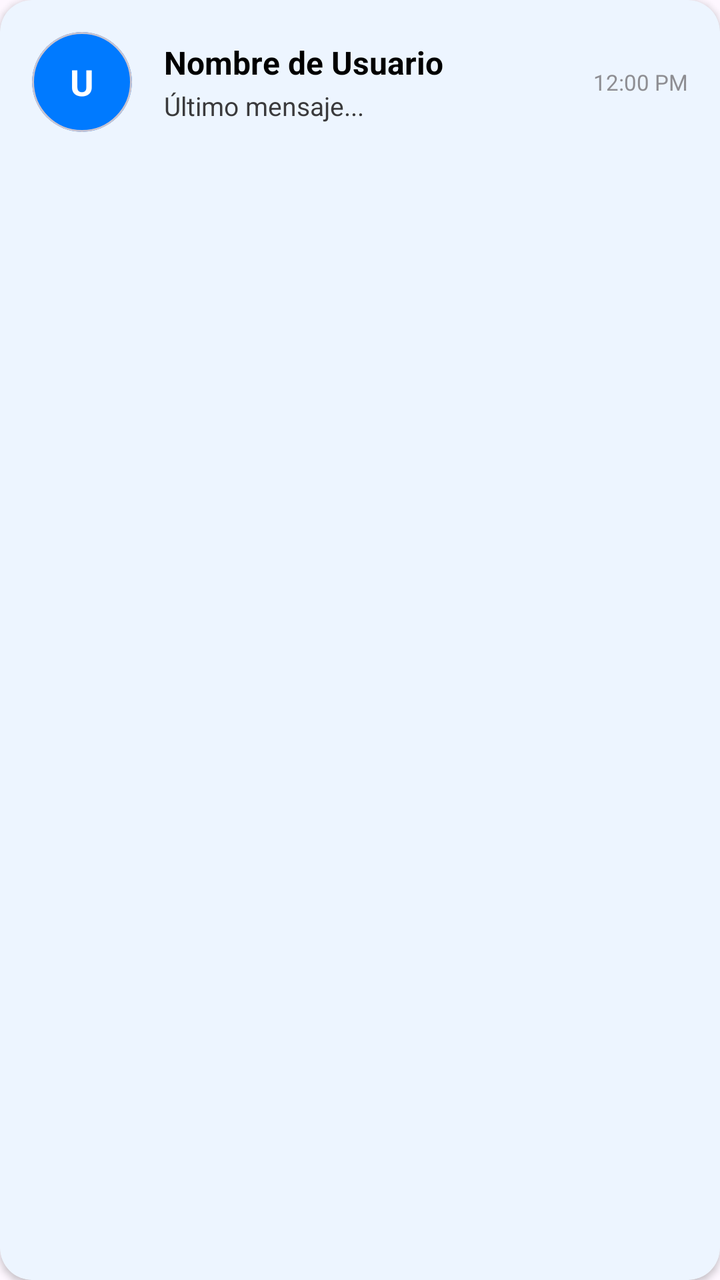
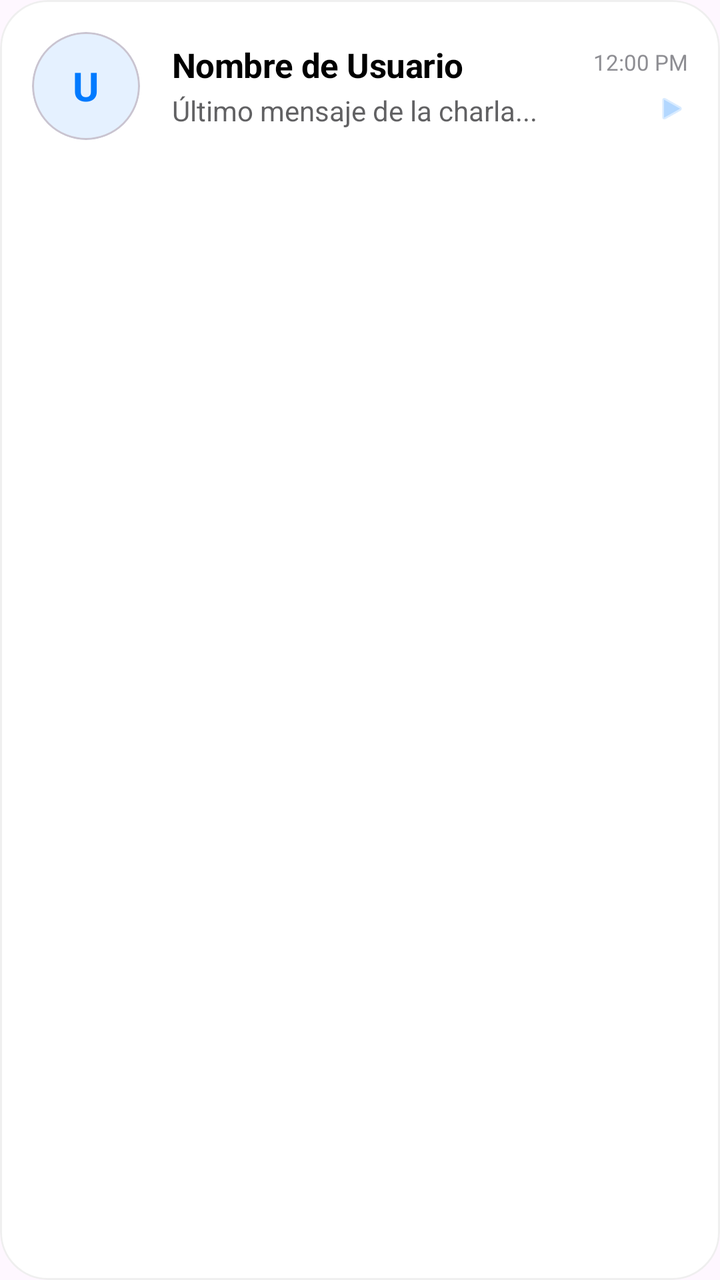

Two renders of the same Android screen: before a commit and after it. Below are the layout's source before the change and the commit's diff.
<!-- AndroidManifest.xml: application theme Theme.ActividadMenu -->
<!-- res/layout/item_chat.xml -->
<?xml version="1.0" encoding="utf-8"?>
<com.google.android.material.card.MaterialCardView xmlns:android="http://schemas.android.com/apk/res/android"
    xmlns:app="http://schemas.android.com/apk/res-auto"
    android:layout_width="match_parent"
    android:layout_height="wrap_content"
    android:layout_marginHorizontal="16dp"
    android:layout_marginVertical="6dp"
    app:cardBackgroundColor="@color/surface"
    app:cardCornerRadius="16dp"
    app:cardElevation="2dp"
    app:strokeWidth="0dp">

    <LinearLayout
        android:layout_width="match_parent"
        android:layout_height="wrap_content"
        android:gravity="center_vertical"
        android:orientation="horizontal"
        android:padding="16dp">

        <com.google.android.material.card.MaterialCardView
            android:layout_width="50dp"
            android:layout_height="50dp"
            app:cardCornerRadius="25dp"
            app:cardElevation="0dp"
            app:cardBackgroundColor="@color/primary">
            <TextView
                android:id="@+id/tvChatAvatar"
                android:layout_width="match_parent"
                android:layout_height="match_parent"
                android:gravity="center"
                android:text="U"
                android:textColor="@color/white"
                android:textStyle="bold"
                android:textSize="18sp" />
        </com.google.android.material.card.MaterialCardView>

        <LinearLayout
            android:layout_width="0dp"
            android:layout_height="wrap_content"
            android:layout_weight="1"
            android:layout_marginStart="16dp"
            android:orientation="vertical">

            <TextView
                android:id="@+id/tvChatNombre"
                android:layout_width="wrap_content"
                android:layout_height="wrap_content"
                android:text="Nombre de Usuario"
                android:textColor="@color/text_primary"
                android:textSize="16sp"
                android:textStyle="bold" />

            <TextView
                android:id="@+id/tvChatUltimoMensaje"
                android:layout_width="wrap_content"
                android:layout_height="wrap_content"
                android:text="Último mensaje..."
                android:textColor="@color/text_secondary"
                android:textSize="13sp"
                android:maxLines="1"
                android:ellipsize="end"
                android:layout_marginTop="2dp" />
        </LinearLayout>

        <TextView
            android:id="@+id/tvChatHora"
            android:layout_width="wrap_content"
            android:layout_height="wrap_content"
            android:text="12:00 PM"
            android:textColor="@color/text_hint"
            android:textSize="11sp" />

    </LinearLayout>
</com.google.android.material.card.MaterialCardView>
<!-- resources referenced by this layout -->
<resources>
  <color name="primary">#007AFF</color>
  <color name="surface">#FFFFFF</color>
  <color name="text_hint">#8E8E93</color>
  <color name="text_primary">#000000</color>
  <color name="text_secondary">#3A3A3C</color>
  <color name="white">#FFFFFFFF</color>
  <style name="Theme.ActividadMenu" parent="Base.Theme.ActividadMenu" />
  <style name="Base.Theme.ActividadMenu" parent="Theme.Material3.DayNight.NoActionBar">
          <item name="colorPrimary">@color/primary</item>
          <item name="colorPrimaryDark">@color/primary_dark</item>
          <item name="colorOnPrimary">@color/text_on_primary</item>
          
          
          <item name="colorSurface">@color/surface</item>
          <item name="colorSurfaceVariant">@color/surface_variant</item>
          <item name="colorOnSurface">@color/text_primary</item>
          <item name="colorOnSurfaceVariant">@color/text_secondary</item>
          <item name="colorOutline">@color/divider</item>
  
          <item name="android:statusBarColor">@color/primary</item>
          <item name="android:windowLightStatusBar">true</item>
          <item name="android:navigationBarColor">@color/background</item>
      </style>
  <color name="primary_dark">#0056B3</color>
  <color name="text_on_primary">#FFFFFF</color>
  <color name="surface_variant">#E5E5EA</color>
  <color name="divider">#C6C6C8</color>
  <color name="background">#F2F2F7</color>
</resources>

<!-- the commit's change to res/layout/item_chat.xml (unified diff, before → after) -->
@@ -6,9 +6,10 @@
     android:layout_marginHorizontal="16dp"
     android:layout_marginVertical="6dp"
     app:cardBackgroundColor="@color/surface"
-    app:cardCornerRadius="16dp"
-    app:cardElevation="2dp"
-    app:strokeWidth="0dp">
+    app:cardCornerRadius="24dp"
+    app:cardElevation="0dp"
+    app:strokeWidth="1dp"
+    app:strokeColor="#10000000">
 
     <LinearLayout
         android:layout_width="match_parent"
@@ -18,20 +19,20 @@
         android:padding="16dp">
 
         <com.google.android.material.card.MaterialCardView
-            android:layout_width="50dp"
-            android:layout_height="50dp"
-            app:cardCornerRadius="25dp"
+            android:layout_width="54dp"
+            android:layout_height="54dp"
+            app:cardCornerRadius="27dp"
             app:cardElevation="0dp"
-            app:cardBackgroundColor="@color/primary">
+            app:cardBackgroundColor="@color/primary_container">
             <TextView
                 android:id="@+id/tvChatAvatar"
                 android:layout_width="match_parent"
                 android:layout_height="match_parent"
                 android:gravity="center"
                 android:text="U"
-                android:textColor="@color/white"
+                android:textColor="@color/primary"
                 android:textStyle="bold"
-                android:textSize="18sp" />
+                android:textSize="20sp" />
         </com.google.android.material.card.MaterialCardView>
 
         <LinearLayout
@@ -47,28 +48,45 @@
                 android:layout_height="wrap_content"
                 android:text="Nombre de Usuario"
                 android:textColor="@color/text_primary"
-                android:textSize="16sp"
-                android:textStyle="bold" />
+                android:textSize="17sp"
+                android:textStyle="bold"
+                android:letterSpacing="-0.01" />
 
             <TextView
                 android:id="@+id/tvChatUltimoMensaje"
                 android:layout_width="wrap_content"
                 android:layout_height="wrap_content"
-                android:text="Último mensaje..."
+                android:text="Último mensaje de la charla..."
                 android:textColor="@color/text_secondary"
-                android:textSize="13sp"
+                android:textSize="14sp"
                 android:maxLines="1"
                 android:ellipsize="end"
-                android:layout_marginTop="2dp" />
+                android:layout_marginTop="2dp"
+                android:alpha="0.8" />
         </LinearLayout>
 
-        <TextView
-            android:id="@+id/tvChatHora"
+        <LinearLayout
             android:layout_width="wrap_content"
             android:layout_height="wrap_content"
-            android:text="12:00 PM"
-            android:textColor="@color/text_hint"
-            android:textSize="11sp" />
+            android:gravity="end"
+            android:orientation="vertical">
+
+            <TextView
+                android:id="@+id/tvChatHora"
+                android:layout_width="wrap_content"
+                android:layout_height="wrap_content"
+                android:text="12:00 PM"
+                android:textColor="@color/text_hint"
+                android:textSize="11sp" />
+            
+            <ImageView
+                android:layout_width="16dp"
+                android:layout_height="16dp"
+                android:layout_marginTop="8dp"
+                android:src="@android:drawable/ic_media_play"
+                app:tint="@color/primary"
+                android:alpha="0.3" />
+        </LinearLayout>
 
     </LinearLayout>
 </com.google.android.material.card.MaterialCardView>
<!-- resource entries referenced after the edit -->
@@ -1,24 +1,21 @@
 <!-- resources referenced by this layout -->
 <resources>
   <color name="primary">#007AFF</color>
+  <color name="primary_container">#E5F1FF</color>
   <color name="surface">#FFFFFF</color>
   <color name="text_hint">#8E8E93</color>
   <color name="text_primary">#000000</color>
   <color name="text_secondary">#3A3A3C</color>
-  <color name="white">#FFFFFFFF</color>
   <style name="Theme.ActividadMenu" parent="Base.Theme.ActividadMenu" />
   <style name="Base.Theme.ActividadMenu" parent="Theme.Material3.DayNight.NoActionBar">
           <item name="colorPrimary">@color/primary</item>
           <item name="colorPrimaryDark">@color/primary_dark</item>
           <item name="colorOnPrimary">@color/text_on_primary</item>
-          
-          
           <item name="colorSurface">@color/surface</item>
           <item name="colorSurfaceVariant">@color/surface_variant</item>
           <item name="colorOnSurface">@color/text_primary</item>
           <item name="colorOnSurfaceVariant">@color/text_secondary</item>
           <item name="colorOutline">@color/divider</item>
-  
           <item name="android:statusBarColor">@color/primary</item>
           <item name="android:windowLightStatusBar">true</item>
           <item name="android:navigationBarColor">@color/background</item>
